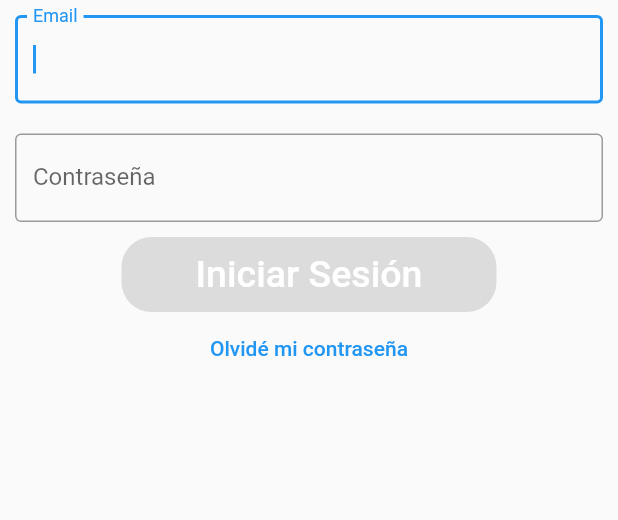
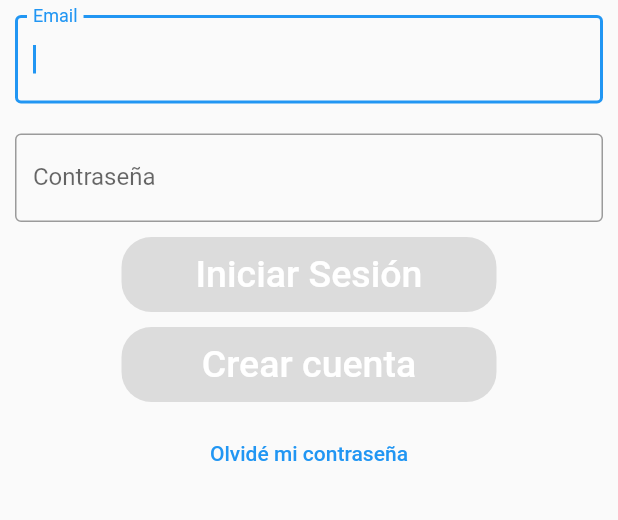
Before and after one commit to DavidEstrada99/appdri, a Flutter app: the screen it shows after launch, on a phone screen of 412 x 824 dp, the part 204-724 px from its top. Run offline on Flutter 3.47's test engine with Material 2 defaults, Android fonts, the phone set to English and light mode, and no system bars; our stand-ins replace cloud_firestore, firebase_auth, firebase_core, firebase_messaging, flutter_conditional_rendering, flutter_local_notifications and 1 more; accounts and stored records are empty.

Commit message:
Agregué el boton para crear una nueva cuenta

```diff
--- a/ss_dri/lib/login.dart
+++ b/ss_dri/lib/login.dart
@@ -13,6 +13,7 @@ class Login extends StatefulWidget {
 class _LoginState extends State<Login> {
   final _text = TextEditingController();
   final _textPwd = TextEditingController();
+  final auth = FirebaseAuth.instance;
   bool _validate = true;
   bool _validatePwd = false;
   bool _validUser = true;
@@ -77,13 +78,6 @@ class _LoginState extends State<Login> {
                   labelText: 'Contraseña',
                   hintText: 'Introduce la contraseña')),
         ),
-//        TextButton(
-//            onPressed: () {
-//              // Aquí va la ventana de olvidé mi contraseña
-//            },
-//            child: Text('Olvidé mi contraseña',
-//                style: TextStyle(color: Colors.black, fontSize: 15))
-//          ),
         Container(
           height: 50,
           width: 250,
@@ -104,6 +98,27 @@ class _LoginState extends State<Login> {
             ),
           ),
         ),
+        Container(
+          height: 50,
+          width: 250,
+          margin: EdgeInsets.all(10),
+          decoration: BoxDecoration(
+              color: _validate && _validatePwd
+                  ? Color.fromARGB(255, 132, 43, 87)
+                  : Colors.black12,
+              borderRadius: BorderRadius.circular(20)),
+          child: TextButton(
+            onPressed: !_validate || !_validatePwd
+                ? null
+                : () {
+                    auth.createUserWithEmailAndPassword(email: _text.text, password: _textPwd.text);
+                  },
+            child: Text(
+              'Crear cuenta',
+              style: TextStyle(color: Colors.white, fontSize: 25),
+            ),
+          ),
+        ),
         Row(
           mainAxisAlignment: MainAxisAlignment.center,
           children: [
@@ -115,8 +130,8 @@ class _LoginState extends State<Login> {
             conditionBuilder: (BuildContext context) => _validUser,
             widgetBuilder: (BuildContext context) => Text(''),
             fallbackBuilder: (BuildContext context) => Container(
-                  height: 50,
-                  width: 50,
+                  height: 100,
+                  width: 300,
                   child: Text(
                     'Usuario o contraseña inválido',
                     style: TextStyle(color: Colors.red, fontSize: 25),
@@ -144,7 +159,7 @@ class _LoginState extends State<Login> {
   }
 
   Future loginInput(String emailInput, String passwordInput) async {
-    FirebaseAuth auth = FirebaseAuth.instance;
+    //FirebaseAuth auth = FirebaseAuth.instance;
     try {
       UserCredential userCredential = await FirebaseAuth.instance
           .signInWithEmailAndPassword(
```
